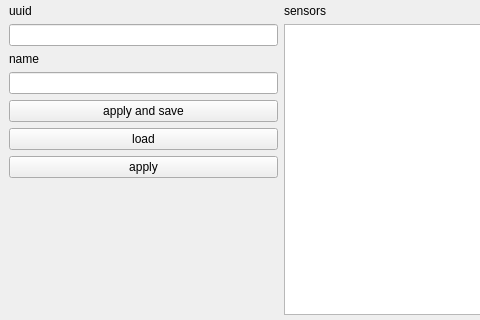
The window that TestDeviceWithUi/app/MainWindow.ui (ooolms/wl_iot_framework) describes before a commit, drawn with Qt 5; both pictures show x 0 to 480 and y 114 to 434 of the 1204 by 649 pixel window.
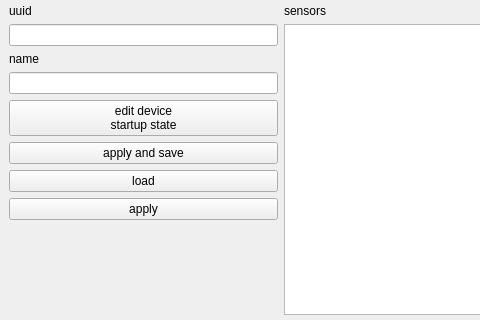
The same window after the commit.

Commit message: * command state param indexes now are 0-based * test device v1 finished

Patch:
```diff
--- a/TestDeviceWithUi/app/MainWindow.ui
+++ b/TestDeviceWithUi/app/MainWindow.ui
@@ -308,6 +308,14 @@
              <property name="bottomMargin">
               <number>0</number>
              </property>
+             <item>
+              <widget class="QPushButton" name="editDevStartupStateBtn">
+               <property name="text">
+                <string>edit device
+startup state</string>
+               </property>
+              </widget>
+             </item>
              <item>
               <widget class="QPushButton" name="saveBtn">
                <property name="text">
```
The commit also changes 38 other files.
